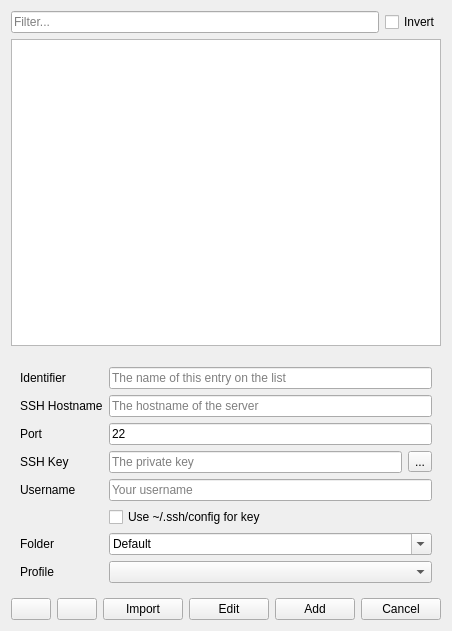
KDE/konsole, file src/plugins/SSHManager/sshwidget.ui: the form before one commit.
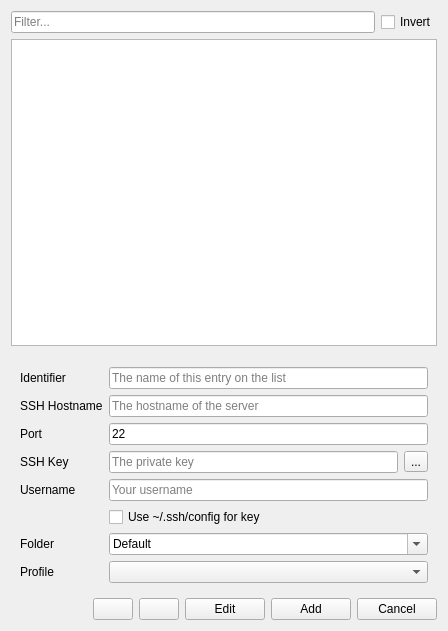
The form after the commit. Icons and pictures are not drawn. Custom widgets are drawn as their Qt base class.

Commit message:
Remove button to import from SSH Config
Next commit will make this automatically

Patch:
```diff
--- a/src/plugins/SSHManager/sshwidget.ui
+++ b/src/plugins/SSHManager/sshwidget.ui
@@ -255,16 +255,6 @@
        </property>
       </widget>
      </item>
-     <item>
-      <widget class="QPushButton" name="btnImport">
-       <property name="toolTip">
-        <string>Import entries from ~/.ssh/config</string>
-       </property>
-       <property name="text">
-        <string>Import</string>
-       </property>
-      </widget>
-     </item>
      <item>
       <widget class="QPushButton" name="btnEdit">
        <property name="toolTip">
```
Left out of the diff: 4 changed lines with no effect on the pictures. The commit also changes 1 other file.
